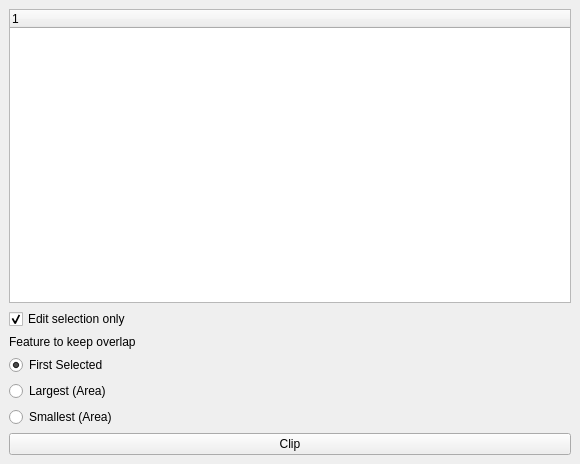
Above: overlap_clipper_dockwidget_base.ui from atodadson/Overlap_Clipper before the change. Below: the same form after it.
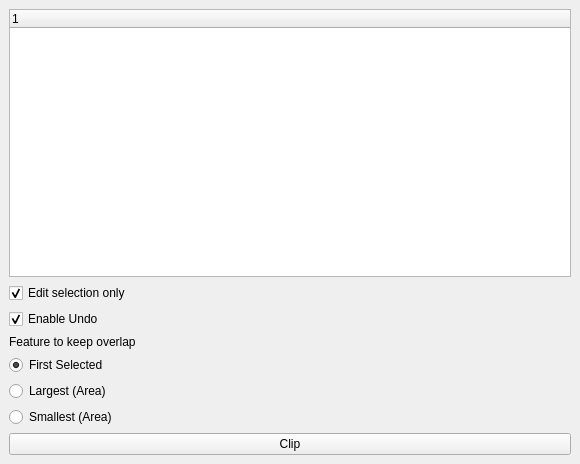
That is the form after the change.

Commit message: Added overlap table algorithm

Diff of the .ui file:
```diff
--- a/overlap_clipper_dockwidget_base.ui
+++ b/overlap_clipper_dockwidget_base.ui
@@ -38,6 +38,16 @@
           </property>
          </widget>
         </item>
+        <item>
+         <widget class="QCheckBox" name="check_enable_undo">
+          <property name="text">
+           <string>Enable Undo</string>
+          </property>
+          <property name="checked">
+           <bool>true</bool>
+          </property>
+         </widget>
+        </item>
         <item>
          <widget class="QLabel" name="label">
           <property name="text">
```
Left out of the diff: 4 changed lines with no effect on the pictures. The commit also changes 3 other files.
